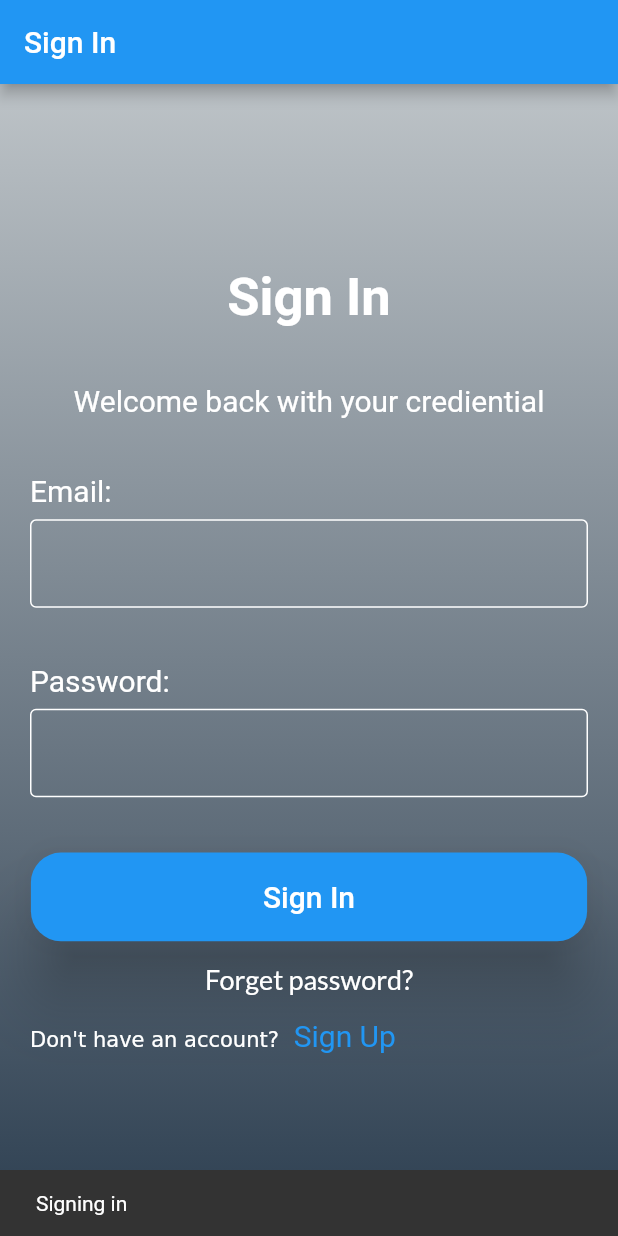
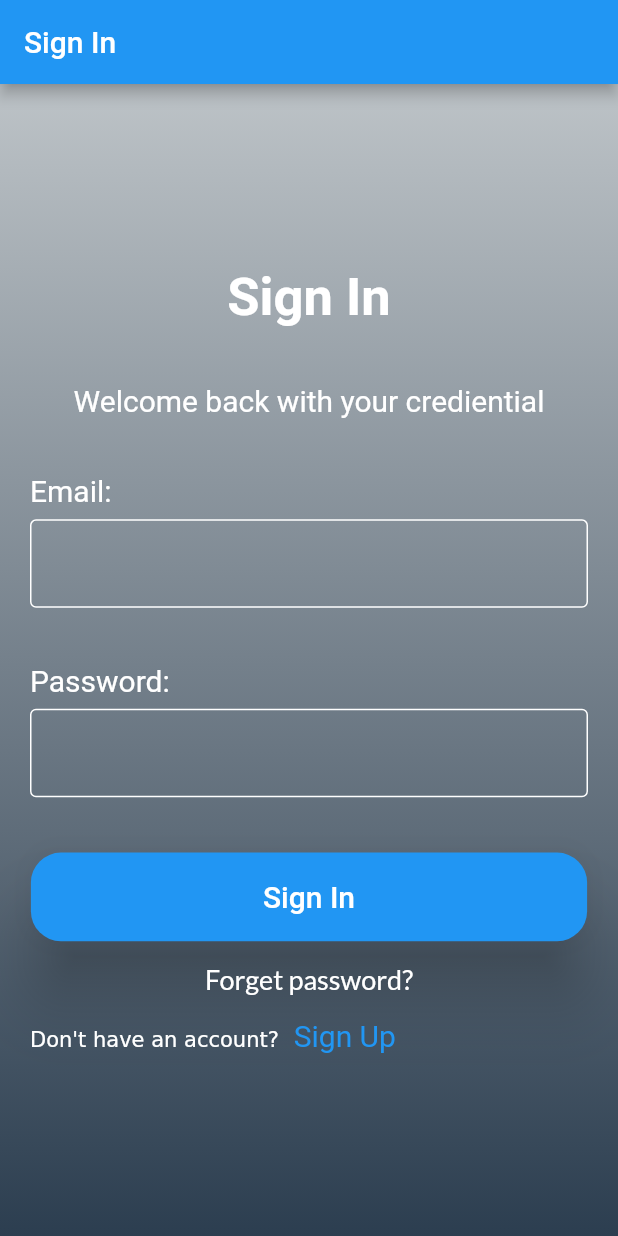
Before and after one commit to abdullahwaheed12/email_password_practice, a Flutter app: the screen it shows after launch, on a phone screen of 412 x 824 dp. Run offline on Flutter 3.47's test engine with Material 2 defaults, Android fonts, the phone set to English and light mode, and no system bars; our stand-ins replace firebase_auth, firebase_core, google_fonts; accounts and stored records are empty.

Commit message:
error resove

```diff
--- a/lib/page_choice.dart
+++ b/lib/page_choice.dart
@@ -23,7 +23,6 @@ class PageChoice extends StatelessWidget {
       Widget page;
       User? user = FirebaseAuth.instance.currentUser;
       if (user == null) {
-        CustomSnackBar.showSnackBar('Signing in ', context);
         page = const SignIn();
       } else {
         page = Home(email: user.email!, name: user.displayName!);
```
